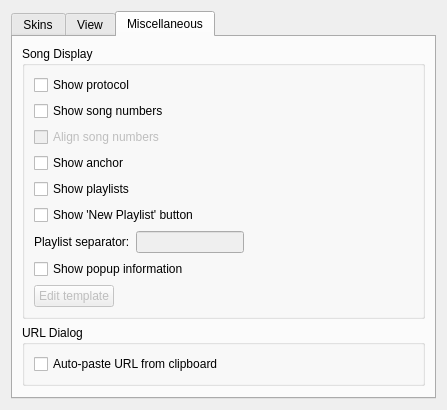
ksv1986/qmmp-staging, file src/plugins/Ui/skinned/forms/skinnedsettings.ui: the form before one commit.
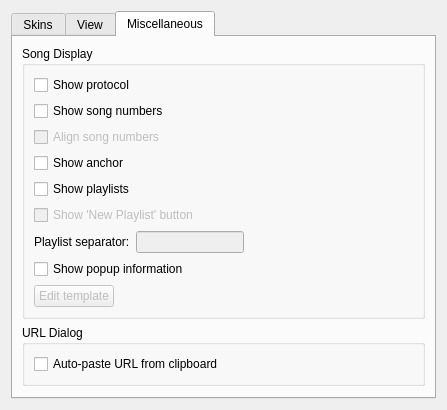
The form after the commit. The open tabs and pages were chosen to show the change.

Commit message: fixed skinned settings widget

```diff
--- a/src/plugins/Ui/skinned/forms/skinnedsettings.ui
+++ b/src/plugins/Ui/skinned/forms/skinnedsettings.ui
@@ -461,6 +461,9 @@
           </item>
           <item row="5" column="0">
            <widget class="QCheckBox" name="showNewPLCheckBox">
+            <property name="enabled">
+             <bool>false</bool>
+            </property>
             <property name="text">
              <string>Show 'New Playlist' button</string>
             </property>
```
Left out of the diff: 26 changed lines with no effect on the pictures.
